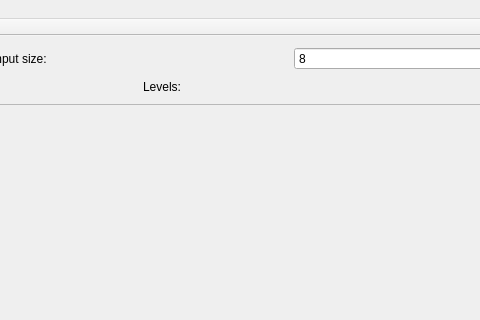
NIC0NIC0NI/QT-gui-toys, file Sorting-Network-Maker/ui/sorting_network_maker.ui: the form before one commit; both pictures show x 352 to 832 and y 0 to 320 of the 1280 by 720 pixel window.
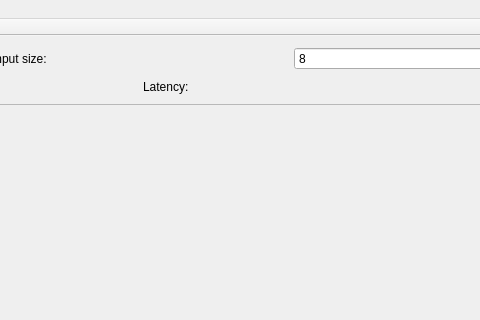
The form after the commit. Icons and pictures are not drawn.

```diff
--- a/Sorting-Network-Maker/ui/sorting_network_maker.ui
+++ b/Sorting-Network-Maker/ui/sorting_network_maker.ui
@@ -210,7 +210,7 @@
         <item>
          <widget class="QLabel" name="levelNameLabel">
           <property name="text">
-           <string>Levels:</string>
+           <string>Latency:</string>
           </property>
          </widget>
         </item>
```
Left out of the diff: 48 changed lines with no effect on the pictures.
